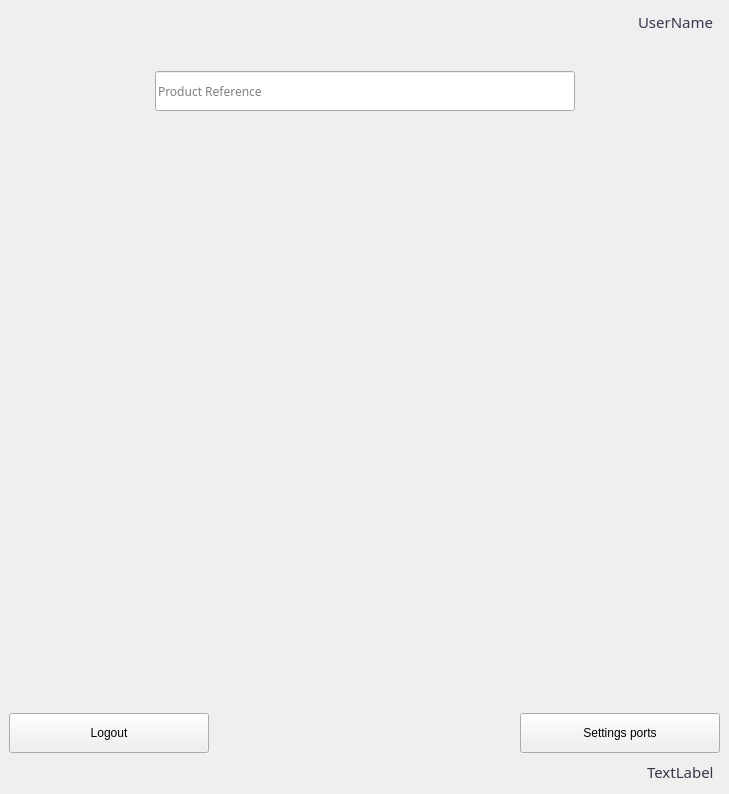
Above: ui/user.ui from HamzaMPSY/qt_app_mts before the change. Below: the same form after it.
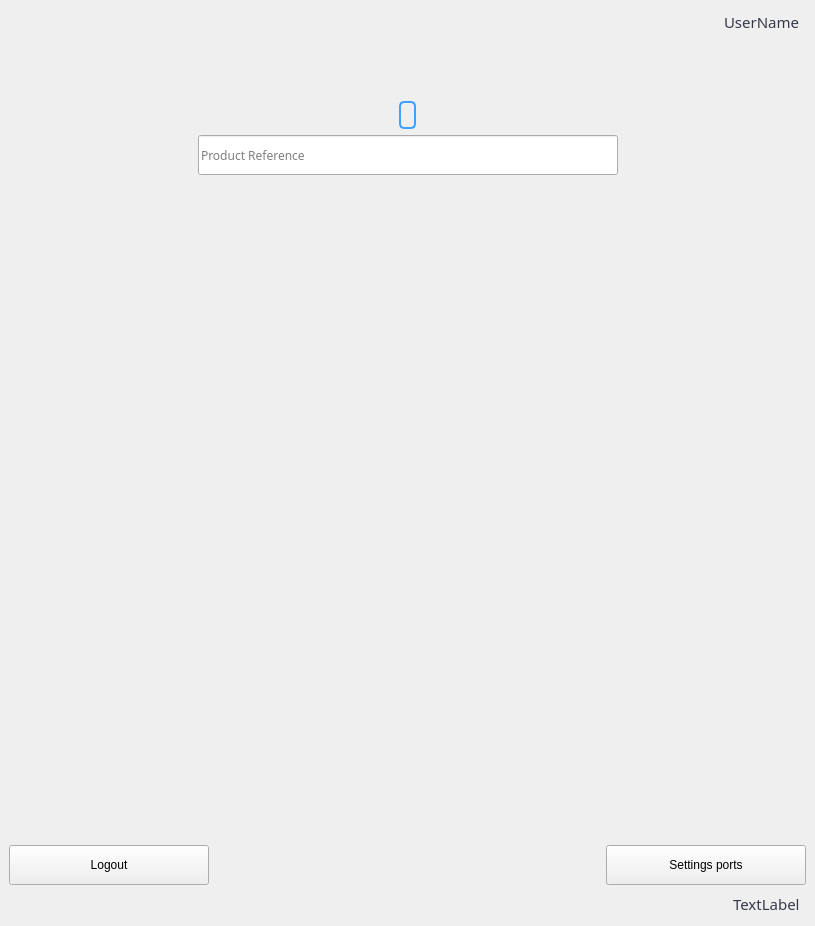
That is the form after the change. Icons and pictures are not drawn.

The edit to the form file:
```diff
--- a/ui/user.ui
+++ b/ui/user.ui
@@ -6,8 +6,8 @@
    <rect>
     <x>0</x>
     <y>0</y>
-    <width>729</width>
-    <height>794</height>
+    <width>815</width>
+    <height>926</height>
    </rect>
   </property>
   <property name="windowTitle">
@@ -83,6 +83,22 @@
       </item>
      </layout>
     </item>
+    <item>
+     <spacer name="verticalSpacer_3">
+      <property name="orientation">
+       <enum>Qt::Vertical</enum>
+      </property>
+      <property name="sizeType">
+       <enum>QSizePolicy::Fixed</enum>
+      </property>
+      <property name="sizeHint" stdset="0">
+       <size>
+        <width>40</width>
+        <height>60</height>
+       </size>
+      </property>
+     </spacer>
+    </item>
     <item>
      <layout class="QHBoxLayout" name="horizontalLayout_3">
       <item>
@@ -104,7 +120,9 @@
       <item>
        <widget class="QLabel" name="label">
         <property name="styleSheet">
-         <string notr="true"/>
+         <string notr="true">border: 2px solid red;
+border-color:  #40a0ff;
+ border-radius: 5px;</string>
         </property>
         <property name="text">
          <string/>
@@ -158,6 +176,12 @@
           <height>40</height>
          </size>
         </property>
+        <property name="maximumSize">
+         <size>
+          <width>500</width>
+          <height>16777215</height>
+         </size>
+        </property>
         <property name="font">
          <font>
           <family>sans-serif</family>
@@ -188,6 +212,9 @@
       <property name="orientation">
        <enum>Qt::Vertical</enum>
       </property>
+      <property name="sizeType">
+       <enum>QSizePolicy::Expanding</enum>
+      </property>
       <property name="sizeHint" stdset="0">
        <size>
         <width>20</width>
@@ -250,6 +277,9 @@
       <property name="orientation">
        <enum>Qt::Vertical</enum>
       </property>
+      <property name="sizeType">
+       <enum>QSizePolicy::Expanding</enum>
+      </property>
       <property name="sizeHint" stdset="0">
        <size>
         <width>20</width>
@@ -331,6 +361,10 @@
       </item>
       <item>
        <widget class="QLabel" name="dateLabel">
+        <property name="styleSheet">
+         <string notr="true">font: 25 14pt &quot;Yu Gothic UI Light&quot;;
+</string>
+        </property>
         <property name="text">
          <string>TextLabel</string>
         </property>
```
